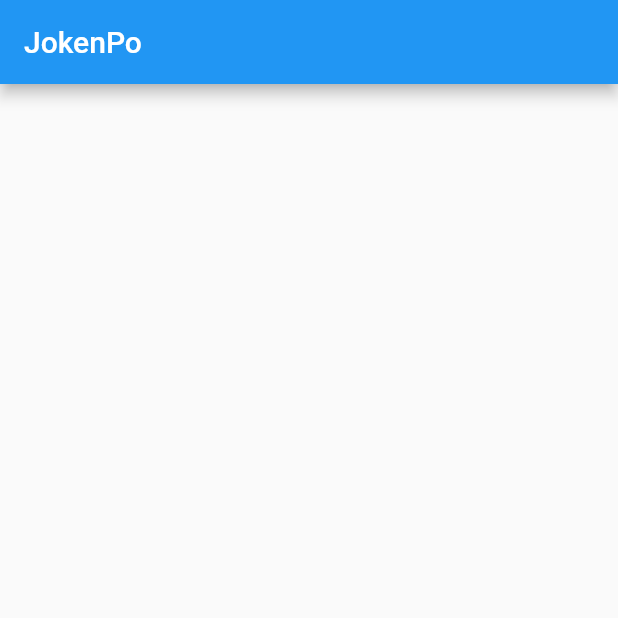
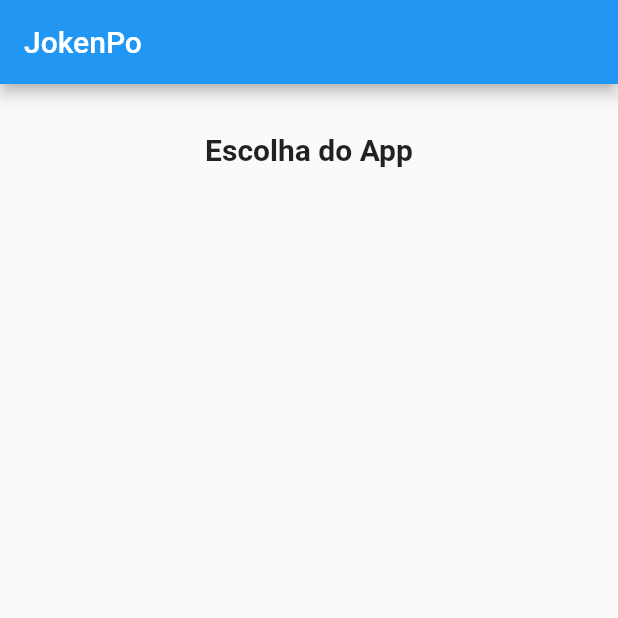
Before and after one commit to mateusmatosleonardo/joken-po, a Flutter app: the screen it shows after launch, on a phone screen of 412 x 824 dp, the top half of it. Run offline on Flutter 3.47's test engine with Material 2 defaults, Android fonts, the phone set to English and light mode, and no system bars.

Commit message:
creating first widget

```diff
--- a/lib/game.dart
+++ b/lib/game.dart
@@ -14,7 +14,22 @@ class _GameState extends State<Game> {
       appBar: AppBar(
         title: const Text("JokenPo"),
       ),
-      body: Column(),
+      body: Column(
+        crossAxisAlignment: CrossAxisAlignment.stretch,
+        children: const [
+          Padding(
+            padding: EdgeInsets.only(top: 32, bottom: 16),
+            child: Text(
+              "Escolha do App",
+              textAlign: TextAlign.center,
+              style: TextStyle(
+                fontSize: 20,
+                fontWeight:FontWeight.bold
+              ),
+            ),
+          )
+        ],
+      ),
     );
   }
 }
```
